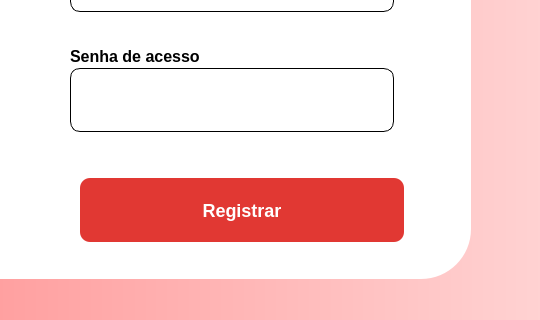
Old version of the form src/Graphics/Register/registerinstituicao.ui in the repository INF112-Programacao2/20222-team-1; both pictures show x 460 to 1000 and y 252 to 572 of the 1000 by 572 pixel window.
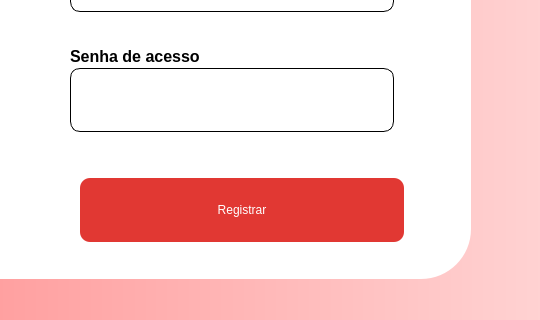
New version of the form. Icons and pictures are not drawn.

Commit message: Integrar interfaces.

```diff
--- a/src/Graphics/Register/registerinstituicao.ui
+++ b/src/Graphics/Register/registerinstituicao.ui
@@ -164,11 +164,17 @@
       </rect>
      </property>
      <property name="styleSheet">
-      <string notr="true">background: #E13833;
+      <string notr="true">QPushButton{
+
+background: #E13833;
 border-radius: 10px;
-font-weight: 700;
-font-size: 18px;
-color: #FFFFFF;
+color:#ffffff;
+}
+QPushButton:hover{
+background: #992C29;
+border-radius: 10px;
+color:#ffffff;
+}
 
 </string>
      </property>
```
The commit also changes 4 other files.
